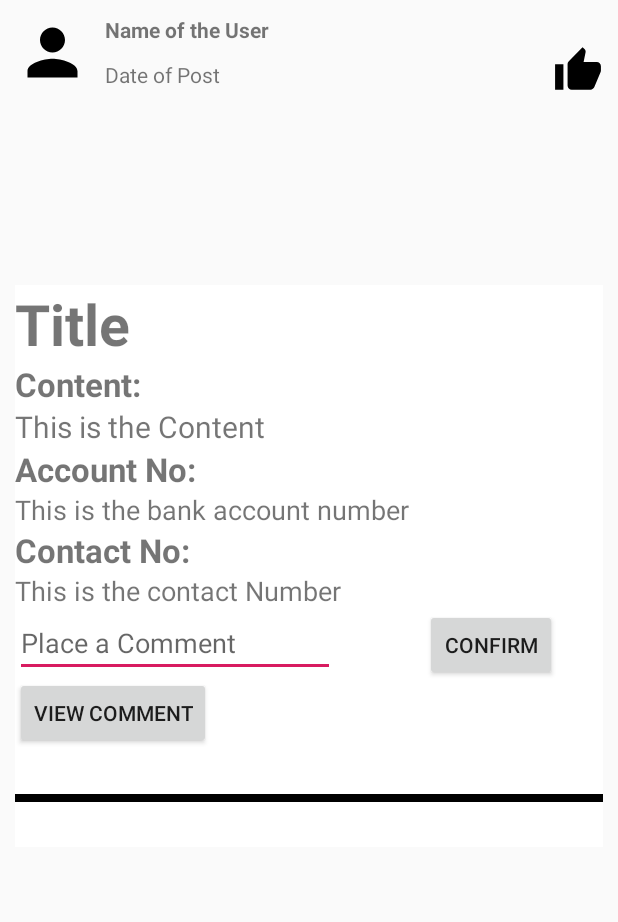
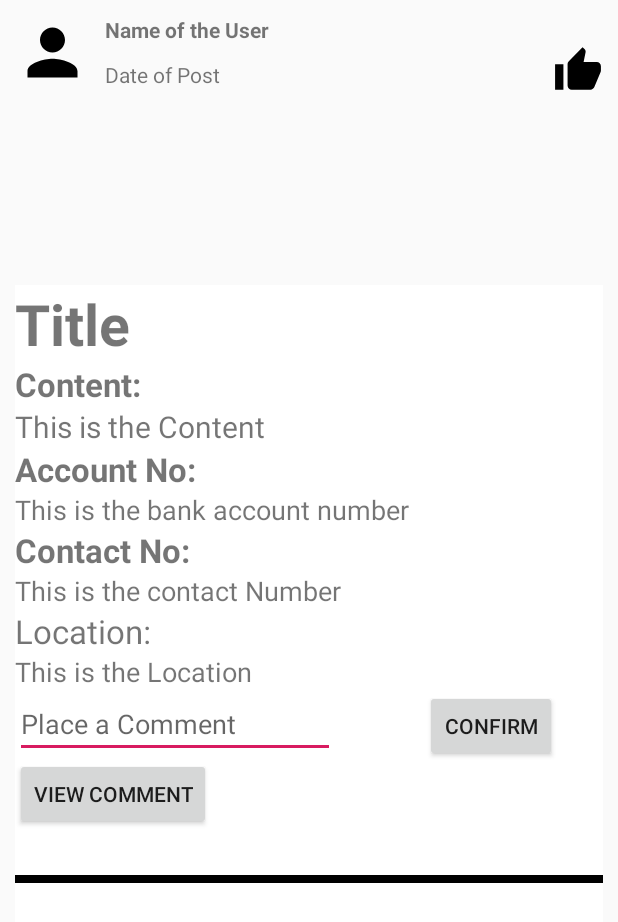
Before and after one commit to weianchan/GiveMeYourHand, an Android app: the layout list_detail.xml on its own in the app's theme, with its tools: preview values and no code run, on a phone screen of 412 x 824 dp. Shown: the top 922 px of the screen. Run offline under Robolectric (Android 15) with nearby library versions, the phone set to English and light mode, and no system bars.

Commit message:
Merge remote-tracking branch 'remotes/origin/master'
# Conflicts:
#	app/src/main/java/student/assignment/taruc/givemeyourhand/Comment.java
#	app/src/main/res/values/strings.xml

```diff
--- a/app/src/main/java/student/assignment/taruc/givemeyourhand/MapActivity.java
+++ b/app/src/main/java/student/assignment/taruc/givemeyourhand/MapActivity.java
@@ -37,7 +37,7 @@ public class MapActivity extends FragmentActivity implements OnMapReadyCallback
         mMap = googleMap;
 
         Intent intent = getIntent();
-        String locationTxt = intent.getStringExtra("Location");
+        String locationTxt = intent.getExtras().get("Location").toString();
 
         Geocoder geocoder = new Geocoder(MapActivity.this);
         List<Address> list = new ArrayList<>();
--- a/app/src/main/res/layout/list_detail.xml
+++ b/app/src/main/res/layout/list_detail.xml
@@ -125,6 +125,21 @@
             android:textSize="18dp"
             android:text="This is the contact Number"/>
 
+        <TextView
+            android:layout_width="match_parent"
+            android:layout_height="wrap_content"
+            android:id="@+id/location_label"
+            android:textSize="22dp"
+            android:text="Location:"/>
+
+        <TextView
+            android:layout_width="match_parent"
+            android:layout_height="wrap_content"
+            android:id="@+id/location"
+            android:textSize="18dp"
+            android:text="This is the Location"/>
+
+
         <RelativeLayout
             android:layout_width="wrap_content"
             android:layout_height="wrap_content"
--- a/app/src/main/res/values/strings.xml
+++ b/app/src/main/res/values/strings.xml
@@ -19,8 +19,6 @@
     <string name="confirm_password">Confirm Password</string>
     <string name="terms_condition">Agree All the Terms and Conditions.</string>
 
-    <!-- TODO: Remove or change this placeholder text -->
-    <string name="hello_blank_fragment">Hello blank fragment</string>
     <string name="log_out">Log out</string>
     <string name="exit">Exit</string>
     <string name="create_your_post">Create Your Post</string>
@@ -40,4 +38,5 @@
     <string name="update_information">Update Information</string>
     <string name="change_password">Change Password</string>
     <string name="enter_location_optional">Enter Location (Optional)</string>
+    <string name="comment_of_the_post">Comment of the post</string>
 </resources>
```
Also changed, not shown: app/src/main/java/student/assignment/taruc/givemeyourhand/ListFragment.java (+25 -5 lines), app/src/main/res/layout/comment_layout.xml (deleted, +0 -40 lines).
